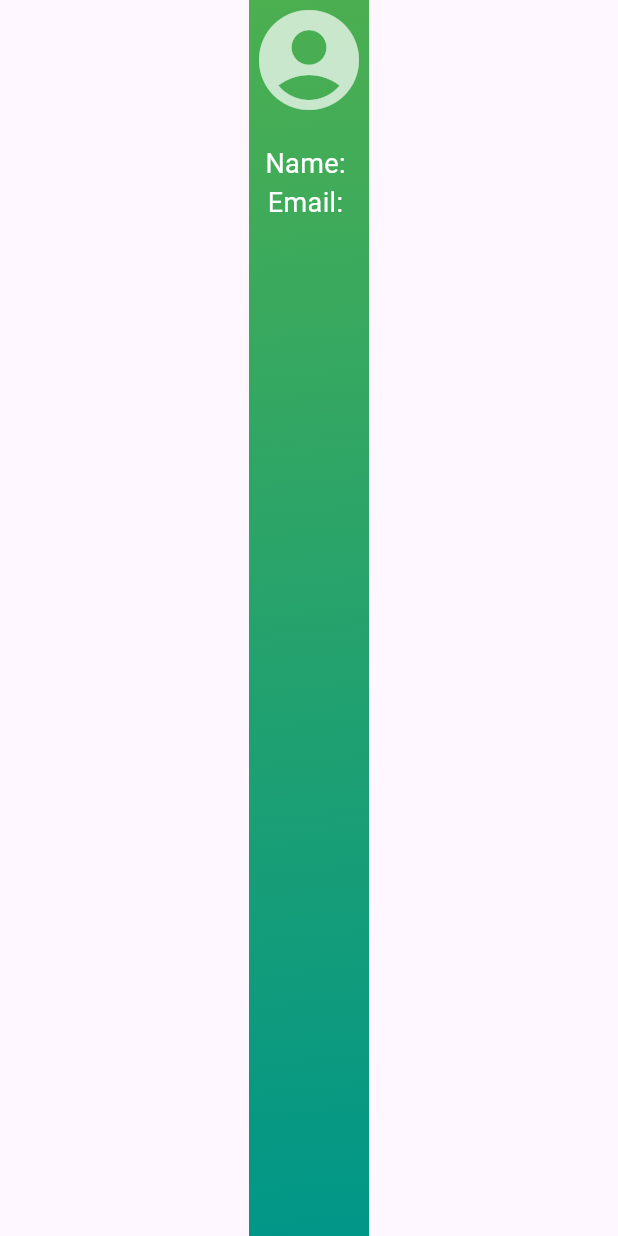
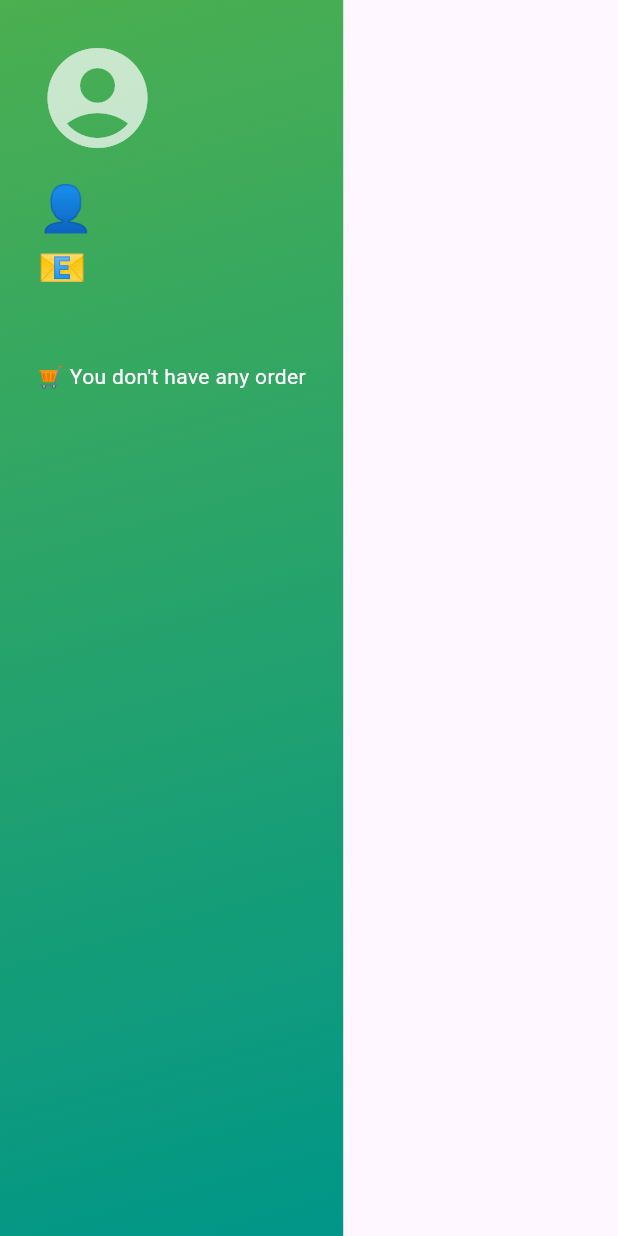
Before and after one commit to pashasarizada/E-Commerce, a Flutter app: the ProfilePageView screen opened directly, on a phone screen of 412 x 824 dp. Run offline on Flutter 3.47's test engine with Material 3 defaults, Android fonts, the phone set to English and light mode, and no system bars; our stand-ins replace cloud_firestore, firebase_auth, firebase_core, image_picker; accounts and stored records are empty.

Commit message:
ProfilePageView enhanced, Navigation to Orders list

```diff
--- a/lib/views/main/productDetailView.dart
+++ b/lib/views/main/productDetailView.dart
@@ -15,7 +15,7 @@ class ProductDetailView extends StatelessWidget {
     final desc = product['description'];
     final price = product['price'];
     final location = product['location'];
-    final owner = product['ownerEmail'] ?? 'Bilinmiyor';
+    final owner = product['ownerEmail'] ?? 'Anonymous';
 
     return Scaffold(
       appBar: AppBar(
@@ -106,13 +106,11 @@ class ProductDetailView extends StatelessWidget {
                   child: ElevatedButton.icon(
 
                       onPressed: () async {
-                        // Ürün kimliğini al - hem içinden hem yedeğe düş
                         final productId = product['productId'] ?? product['id'] ?? '';
 
                         if (productId.isEmpty) {
-                          // Hatalı ürün, sepete eklenmesin
                           ScaffoldMessenger.of(context).showSnackBar(
-                            const SnackBar(content: Text('Ürün kimliği bulunamadı ❌')),
+                            const SnackBar(content: Text('Product ID not found" ❌')),
                           );
                           return;
                         }
@@ -122,7 +120,7 @@ class ProductDetailView extends StatelessWidget {
                         await UserOrderService().addProductToUser(orderItem);
 
                         ScaffoldMessenger.of(context).showSnackBar(
-                          const SnackBar(content: Text('Ürün sepete eklendi! 🛒')),
+                          const SnackBar(content: Text('Order has been successfully added! 🛒')),
                         );
                       },
 
@@ -137,7 +135,7 @@ class ProductDetailView extends StatelessWidget {
                     ),
                     icon: const Icon(Icons.add_shopping_cart),
                     label: const Text(
-                      "Sepete Ekle",
+                      "Order now",
                       style: TextStyle(fontSize: 18, fontWeight: FontWeight.bold),
                     ),
                   ),
--- a/lib/views/main/profilePageView.dart
+++ b/lib/views/main/profilePageView.dart
@@ -2,6 +2,7 @@ import 'package:flutter/material.dart';
 import 'package:ecom/widgets/appGradient.dart';
 import 'package:firebase_auth/firebase_auth.dart';
 import 'package:ecom/services/profileService.dart';
+import 'package:ecom/views/main/productDetailView.dart';
 
 class ProfilePageView extends StatelessWidget {
   const ProfilePageView({super.key});
@@ -11,37 +12,114 @@ class ProfilePageView extends StatelessWidget {
     final currentUser = FirebaseAuth.instance.currentUser;
     final profileService = ProfileService();
 
-    return  Scaffold(
-      body: Center(
-        child: Container(
-          decoration: BoxDecoration(gradient: AppGradients.welcomeGreenGradient),
-        child: Column(
-          children: [
-            FutureBuilder<Map<String?,dynamic>?>(
+    return Scaffold(
+      body: Container(
+        height: double.infinity,
+        decoration: BoxDecoration(gradient: AppGradients.welcomeGreenGradient),
+        padding: const EdgeInsets.all(25),
+        child: SingleChildScrollView(
+          child: Column(
+            mainAxisAlignment: MainAxisAlignment.center,
+            crossAxisAlignment: CrossAxisAlignment.start,
+            children: [
+              FutureBuilder<Map<String?, dynamic>?>(
                 future: profileService.getUserById(currentUser?.uid),
-                builder: (context, snapshot){
+                builder: (context, snapshot) {
+                  if (!snapshot.hasData || snapshot.data == null) {
+                    return const Text("User Info doesn't exist", style: TextStyle(color: Colors.white));
+                  }
+                  final userData = snapshot.data!;
+                  return Column(
+                    crossAxisAlignment: CrossAxisAlignment.start,
+                    children: [
+                      const Icon(Icons.account_circle, size: 80, color: Colors.white70),
+                      const SizedBox(height: 12),
+                      Text("👤 ${userData['userName'] ?? 'N/A'}",
+                          style: const TextStyle(color: Colors.white, fontSize: 30, fontWeight: FontWeight.bold)),
+                      Text("📧 ${userData['userEmail'] ?? 'N/A'}",
+                          style: const TextStyle(color: Colors.white, fontSize: 26)),
+                      const SizedBox(height: 24),
+                    ],
+                  );
+                },
+              ),
+              SizedBox(height: 20),
+
+              FutureBuilder<List<Map<String, dynamic>>>(
+                future: profileService.getUserOrderProducts(currentUser!.uid),
+                builder: (context, snapshot) {
                   if (snapshot.connectionState == ConnectionState.waiting) {
                     return const CircularProgressIndicator(color: Colors.white);
                   }
-                  if (!snapshot.hasData || snapshot.data == null) {
-                    return const Text("User data not found", style: TextStyle(color: Colors.white));
+
+                  if (!snapshot.hasData || snapshot.data!.isEmpty) {
+                    return const Text("🛒 You don't have any order", style: TextStyle(color: Colors.white));
                   }
-                  final userData = snapshot.data!;
+                  final orders = snapshot.data!;
                   return Column(
+                    crossAxisAlignment: CrossAxisAlignment.start,
                     children: [
-                      Icon(Icons.account_circle, size: 80, color: Colors.white70),
-                      const SizedBox(height: 16),
-                      Text("Name: ${userData['userName'] ?? 'N/A'}", style: TextStyle(color: Colors.white, fontSize: 18)),
-                      Text("Email: ${userData['userEmail'] ?? 'N/A'}", style: TextStyle(color: Colors.white, fontSize: 18)),
-
+                      const Text("🛍️ Your orders:",
+                          style: TextStyle(color: Colors.white, fontSize: 28, fontWeight: FontWeight.bold)),
+                      const SizedBox(height: 12),
+                      ...orders.map((order) {
+                        final imageUrl = order['imageUrls'][0];
+                        final title = order['title'];
+                        final quantity = order['quantity'];
+                        return GestureDetector(
+                          onTap: () {
+                            Navigator.push(
+                              context,
+                              MaterialPageRoute(
+                                builder: (_) => ProductDetailView(product: order),
+                              ),
+                            );
+                          },
+                          child: Container(
+                            margin: const EdgeInsets.only(bottom: 12),
+                            padding: const EdgeInsets.all(12),
+                            decoration: BoxDecoration(
+                              color: Colors.white.withOpacity(0.1),
+                              borderRadius: BorderRadius.circular(12),
+                            ),
+                            child: Row(
+                              children: [
+                                ClipRRect(
+                                  borderRadius: BorderRadius.circular(8),
+                                  child: Image.network(
+                                    imageUrl,
+                                    height: 80,
+                                    width: 80,
+                                    fit: BoxFit.cover,
+                                  ),
+                                ),
+                                const SizedBox(width: 12),
+                                Expanded(
+                                  child: Column(
+                                    crossAxisAlignment: CrossAxisAlignment.start,
+                                    children: [
+                                      Text(title,
+                                          style: const TextStyle(
+                                              color: Colors.white,
+                                              fontWeight: FontWeight.bold,
+                                              fontSize: 22)),
+                                      Text("Quantity: $quantity", style: const TextStyle(color: Colors.white70)),
+                                    ],
+                                  ),
+                                )
+                              ],
+                            ),
+                          ),
+                        );
+                      }),
                     ],
                   );
-                }
-            )
-          ],
+                },
+              ),
+            ],
+          ),
         ),
-        ),
-       )
+      ),
     );
   }
 }
```
Also changed, not shown: lib/services/profileService.dart (+36 -0 lines), lib/views/main/homePageView.dart (+5 -5 lines).
